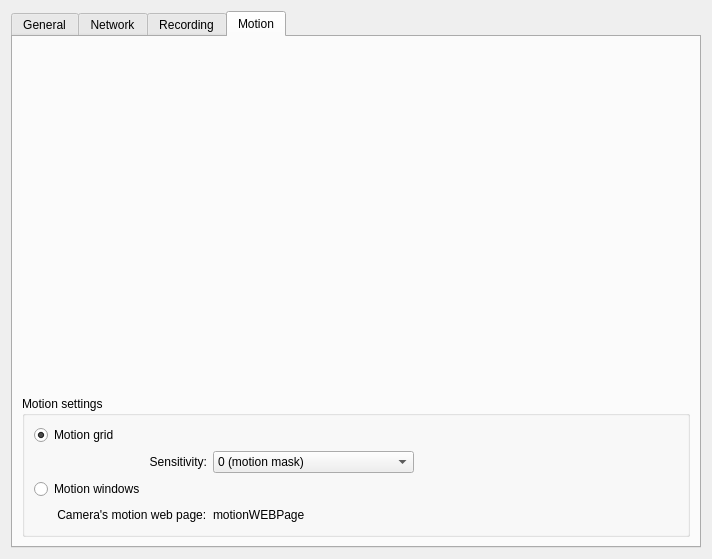
networkoptix/nx_open, file client/src/ui/widgets/single_camera_settings_widget.ui: the form before one commit.
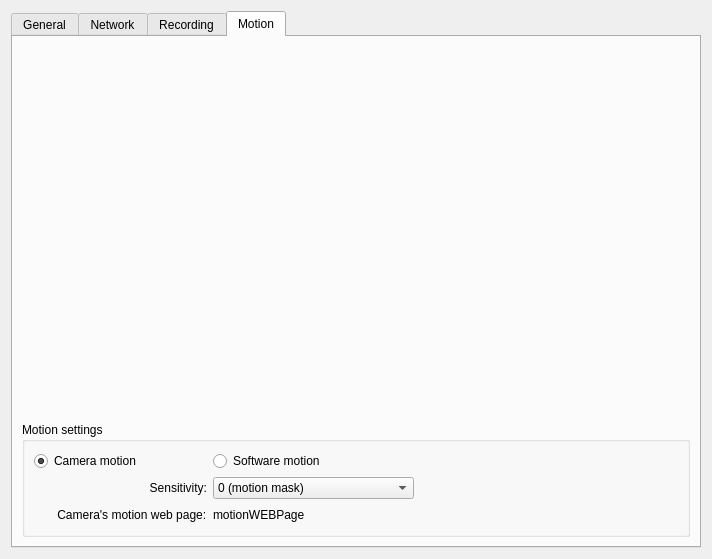
The form after the commit. Custom widgets are drawn as their Qt base class.

Patch:
```diff
--- a/client/src/ui/widgets/single_camera_settings_widget.ui
+++ b/client/src/ui/widgets/single_camera_settings_widget.ui
@@ -222,24 +222,7 @@
          <layout class="QVBoxLayout" name="verticalLayout_2" stretch="0">
           <item>
            <layout class="QGridLayout" name="gridLayout">
-            <item row="0" column="0">
-             <widget class="QRadioButton" name="motionGridButton">
-              <property name="text">
-               <string>Motion grid</string>
-              </property>
-              <property name="checked">
-               <bool>true</bool>
-              </property>
-             </widget>
-            </item>
-            <item row="2" column="0" colspan="2">
-             <widget class="QRadioButton" name="motionWindowButton">
-              <property name="text">
-               <string>Motion windows</string>
-              </property>
-             </widget>
-            </item>
-            <item row="3" column="3">
+            <item row="5" column="3">
              <spacer name="horizontalSpacer">
               <property name="orientation">
                <enum>Qt::Horizontal</enum>
@@ -252,7 +235,7 @@
               </property>
              </spacer>
             </item>
-            <item row="1" column="0">
+            <item row="3" column="0">
              <widget class="QLabel" name="sensetivityLabel">
               <property name="text">
                <string>Sensitivity:</string>
@@ -262,7 +245,7 @@
               </property>
              </widget>
             </item>
-            <item row="1" column="1">
+            <item row="3" column="1">
              <widget class="QComboBox" name="comboBoxSensetivity">
               <item>
                <property name="text">
@@ -316,7 +299,7 @@
               </item>
              </widget>
             </item>
-            <item row="3" column="0">
+            <item row="5" column="0">
              <widget class="QLabel" name="motionWebPageLabel">
               <property name="sizePolicy">
                <sizepolicy hsizetype="Preferred" vsizetype="Minimum">
@@ -332,7 +315,7 @@
               </property>
              </widget>
             </item>
-            <item row="3" column="1">
+            <item row="5" column="1">
              <widget class="QLabel" name="motionWEBPageLink">
               <property name="sizePolicy">
                <sizepolicy hsizetype="Preferred" vsizetype="Minimum">
@@ -345,6 +328,26 @@
               </property>
              </widget>
             </item>
+            <item row="1" column="0">
+             <widget class="QRadioButton" name="cameraMotionButton">
+              <property name="text">
+               <string>Camera motion</string>
+              </property>
+              <property name="checked">
+               <bool>true</bool>
+              </property>
+             </widget>
+            </item>
+            <item row="1" column="1">
+             <widget class="QRadioButton" name="softwareMotionButton">
+              <property name="text">
+               <string>Software motion</string>
+              </property>
+              <property name="checked">
+               <bool>false</bool>
+              </property>
+             </widget>
+            </item>
            </layout>
           </item>
          </layout>
```
